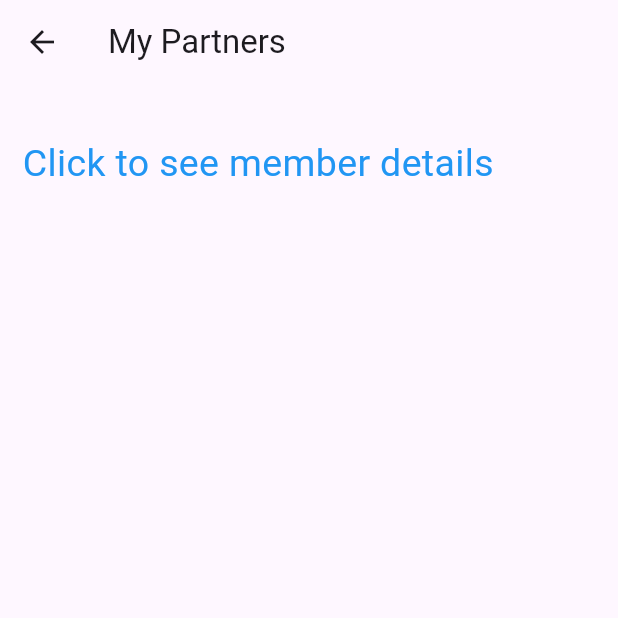
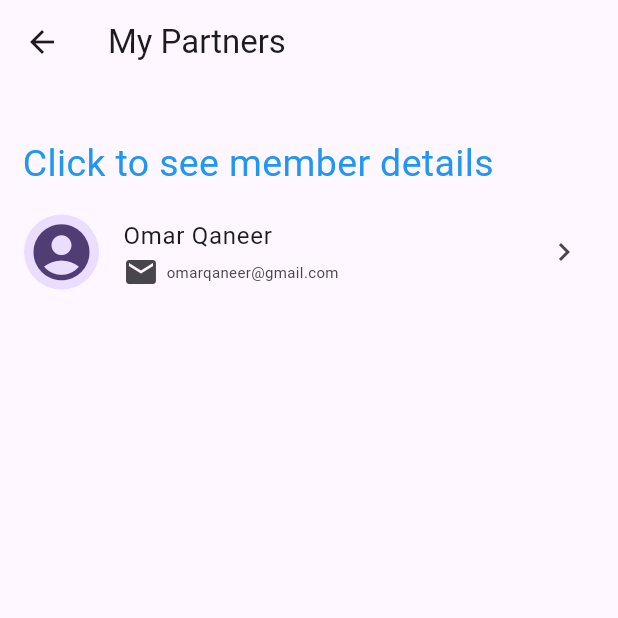
Before and after one commit to Omar-Qaneer/LetsGraduate_Mobile, a Flutter app: the MyPartners screen opened directly, on a phone screen of 412 x 824 dp, the top half of it. Run offline on Flutter 3.47's test engine with Material 3 defaults, Android fonts, the phone set to English and light mode, and no system bars; our stand-ins replace flutter_otp_text_field, get, shared_preferences; accounts and stored records are empty.

Commit message:
Build MyPartners Page Part 2
Add Custom ListTile to view name and email of student

```diff
--- a/lib/view/screen/student/mypartners.dart
+++ b/lib/view/screen/student/mypartners.dart
@@ -1,4 +1,5 @@
 import 'package:flutter/material.dart';
+import 'package:flutter_application_1/view/widget/student/custom_listtile.dart';
 import 'package:flutter_application_1/view/widget/student/custom_text_student.dart';
 
 class MyPartners extends StatelessWidget {
@@ -6,20 +7,36 @@ class MyPartners extends StatelessWidget {
 
   @override
   Widget build(BuildContext context) {
+    Map student = {
+      "name": "Omar Qaneer",
+      "email": "omarqaneer@gmail.com",
+      "academicNumber": "11925044",
+      "department": "Computer Engineering",
+      "address": "Nablus",
+      "mobileNumber": "0594656980",
+    };
     return Scaffold(
         appBar: AppBar(
           title: const Text("My Partners"),
         ),
         body: Container(
             padding: const EdgeInsets.symmetric(vertical: 30),
-            child: ListView(children: const [
+            child: ListView(children: [
               // titles
-              CustomTextStudent(
+              const CustomTextStudent(
                 text: "Click to see member details",
                 fontSize: 25,
                 horizontalPadding: 15,
                 verticalPadding: 5,
               ),
+              CustomListTileStudent(
+                name: student['name'],
+                email: student['email'],
+                widget: const Icon(
+                  Icons.account_circle,
+                  size: 45,
+                ),
+              )
             ])));
   }
 }
--- /dev/null
+++ b/lib/view/widget/student/custom_listtile.dart
@@ -0,0 +1,40 @@
+import 'package:flutter/material.dart';
+
+class CustomListTileStudent extends StatelessWidget {
+  final String name;
+  final String email;
+  final Widget widget;
+  const CustomListTileStudent({
+    super.key,
+    required this.name,
+    required this.email,
+    required this.widget,
+  });
+
+  @override
+  Widget build(BuildContext context) {
+    return ListTile(
+      leading: CircleAvatar(
+        radius: 25,
+        child: widget,
+      ),
+      title: Text(
+        name,
+        style: const TextStyle(fontSize: 16),
+      ),
+      subtitle: Row(
+        children: [
+          const Icon(Icons.email),
+          const SizedBox(
+            width: 5,
+          ),
+          Text(
+            email,
+            style: const TextStyle(fontSize: 10),
+          ),
+        ],
+      ),
+      trailing: const Icon(Icons.navigate_next),
+    );
+  }
+}
```
